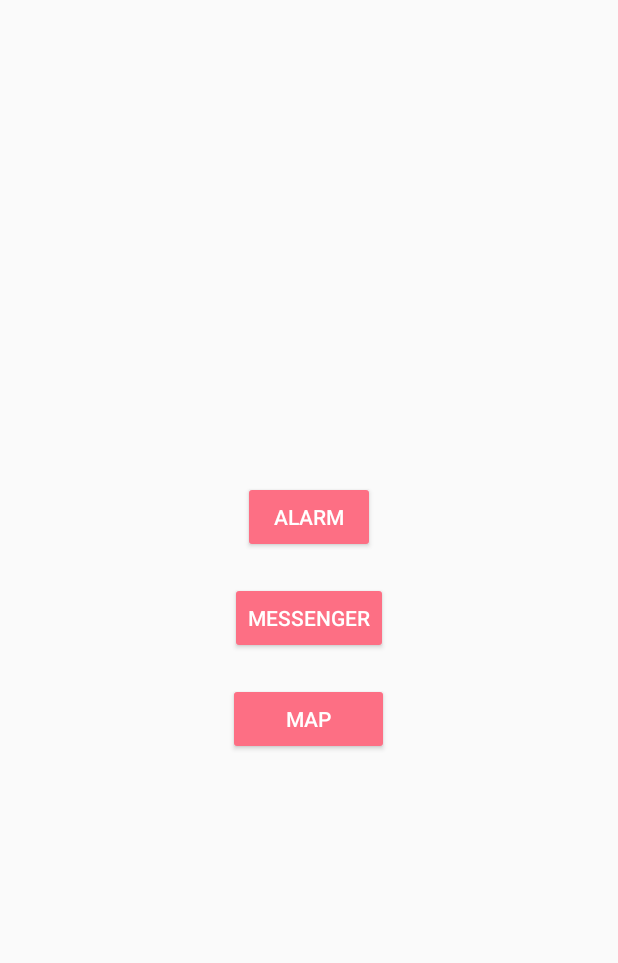
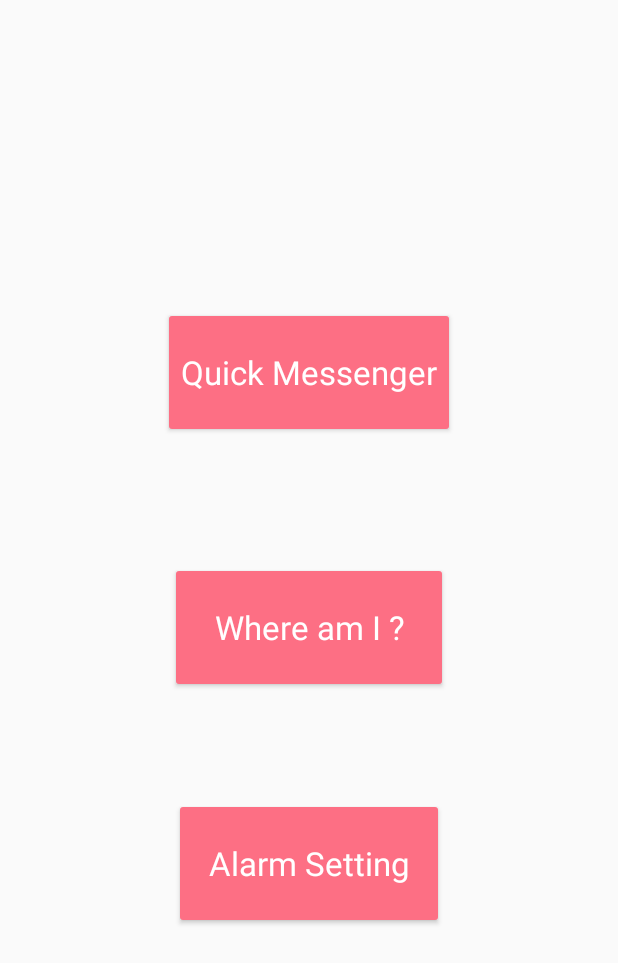
Before and after one commit to younhui97/gotgamwjs, an Android app: the NextActivity screen opened directly, with no data from a screen before it, on a phone screen of 412 x 824 dp. Shown: the top 963 px of the screen. Run offline under Robolectric (Android 15) with nearby library versions, the phone set to English and light mode, and no system bars.

Commit message:
170626 10:21

```diff
--- a/app/src/main/AndroidManifest.xml
+++ b/app/src/main/AndroidManifest.xml
@@ -24,7 +24,6 @@
             </intent-filter>
         </activity>
         <activity android:name=".NextActivity" />
-        <activity android:name=".NNextActivity" />
         <activity android:name=".AlarmActivity" />
         <activity android:name=".AlarmRing" />
         <receiver android:name="AlarmReceiver"> </receiver>
--- a/app/src/main/java/com/example/yh/gotgam/AlarmReceiver.java
+++ b/app/src/main/java/com/example/yh/gotgam/AlarmReceiver.java
@@ -28,7 +28,7 @@ public class AlarmReceiver extends BroadcastReceiver {
 
                                   String statusBarTextID, String detailedTextID) {
 
-        Intent contentIntent = new Intent(context, NNextActivity.class);
+        Intent contentIntent = new Intent(context, NextActivity.class);
 
         PendingIntent theappIntent =
 
--- a/app/src/main/java/com/example/yh/gotgam/AlarmRing.java
+++ b/app/src/main/java/com/example/yh/gotgam/AlarmRing.java
@@ -3,6 +3,7 @@ package com.example.yh.gotgam;
 import android.app.Activity;
 import android.media.MediaPlayer;
 import android.os.Bundle;
+import android.view.View;
 
 public class AlarmRing extends Activity {
     private static MediaPlayer mp;
@@ -14,4 +15,7 @@ public class AlarmRing extends Activity {
         mp = MediaPlayer.create(this, R.raw.sou);
         mp.start();
     }
+    public void onClick011(View v) {
+        mp.stop();
+    }
 }
--- a/app/src/main/java/com/example/yh/gotgam/NextActivity.java
+++ b/app/src/main/java/com/example/yh/gotgam/NextActivity.java
@@ -16,9 +16,9 @@ public class NextActivity extends Activity {
         setContentView(R.layout.activity_next);
 
     }
-    public void onClick05(View v)
+    public void onClick08(View v)
     {
-        Intent intent1= new Intent(this, NNextActivity.class);
+        Intent intent1= new Intent(this, AlarmActivity.class);
         startActivity(intent1);
     }
 
--- a/app/src/main/res/layout/activity_next.xml
+++ b/app/src/main/res/layout/activity_next.xml
@@ -8,19 +8,6 @@
     android:orientation="vertical"
     android:baselineAligned="false">
 
-    <Button
-        android:id="@+id/button4"
-        style="@style/Widget.AppCompat.Button.Colored"
-        android:layout_width="wrap_content"
-        android:layout_height="wrap_content"
-        android:onClick="onClick05"
-        android:text="@string/alarm" />
-
-    <TextView
-        android:id="@+id/textView"
-        android:layout_width="match_parent"
-        android:layout_height="wrap_content"
-        android:text="@string/nextactivity" />
 
     <Button
         android:id="@+id/button3"
@@ -28,22 +15,42 @@
         android:layout_width="wrap_content"
         android:layout_height="wrap_content"
         android:onClick="onClick02"
-        android:text="@string/messenger"
-        tools:ignore="UnusedAttribute" />
+        android:text="@string/quick_messenger"
+        android:textAppearance="@style/TextAppearance.AppCompat.Large.Inverse"
+        tools:ignore="UnusedAttribute"
+        android:layout_weight="0.06" />
 
     <TextView
         android:id="@+id/textView1"
         android:layout_width="match_parent"
         android:layout_height="wrap_content"
-        android:text="@string/nextactivity" />
+        android:text="@string/nextactivity"
+        android:layout_weight="0.10" />
 
     <Button
         android:id="@+id/button5"
         style="@style/Widget.AppCompat.Button.Colored"
-        android:layout_width="107dp"
+        android:layout_width="185dp"
         android:layout_height="wrap_content"
         android:onClick="onClick04"
-        android:text="@string/map" />
+        android:text="@string/where_am_i"
+        android:textAppearance="@style/TextAppearance.AppCompat.Large.Inverse"
+        android:layout_weight="0.06" />
 
+    <TextView
+        android:id="@+id/textView"
+        android:layout_width="match_parent"
+        android:layout_height="wrap_content"
+        android:text="@string/nextactivity"
+        android:layout_weight="0.08" />
 
+    <Button
+        android:id="@+id/button6"
+        style="@style/Widget.AppCompat.Button.Colored"
+        android:layout_width="180dp"
+        android:layout_height="wrap_content"
+        android:onClick="onClick08"
+        android:text="@string/alarm_setting"
+        android:textAppearance="@style/TextAppearance.AppCompat.Large.Inverse"
+        android:layout_weight="0.06" />
 </LinearLayout>
--- a/app/src/main/res/values/strings.xml
+++ b/app/src/main/res/values/strings.xml
@@ -18,4 +18,9 @@
     <string name="time_setting_completed">time setting completed</string>
     <string name="set">set</string>
     <string name="reset">reset</string>
+    <string name="turn_off_the_alarm">turn off the alarm</string>
+    <string name="quick_messenger">Quick Messenger</string>
+    <string name="where_am_i">Where am I ?</string>
+    <string name="alarm_setting">Alarm Setting</string>
+    <string name="emergency_call">Emergency Call</string>
 </resources>
```
Also changed, not shown: app/src/main/java/com/example/yh/gotgam/NNextActivity.java (deleted, +0 -25 lines), app/src/main/res/layout/activity_main.xml (+18 -7 lines), app/src/main/res/layout/activity_nnext.xml (deleted, +0 -29 lines), app/src/main/res/layout/alamring.xml (+16 -6 lines), app/src/main/res/layout/alarm.xml (+8 -0 lines).
